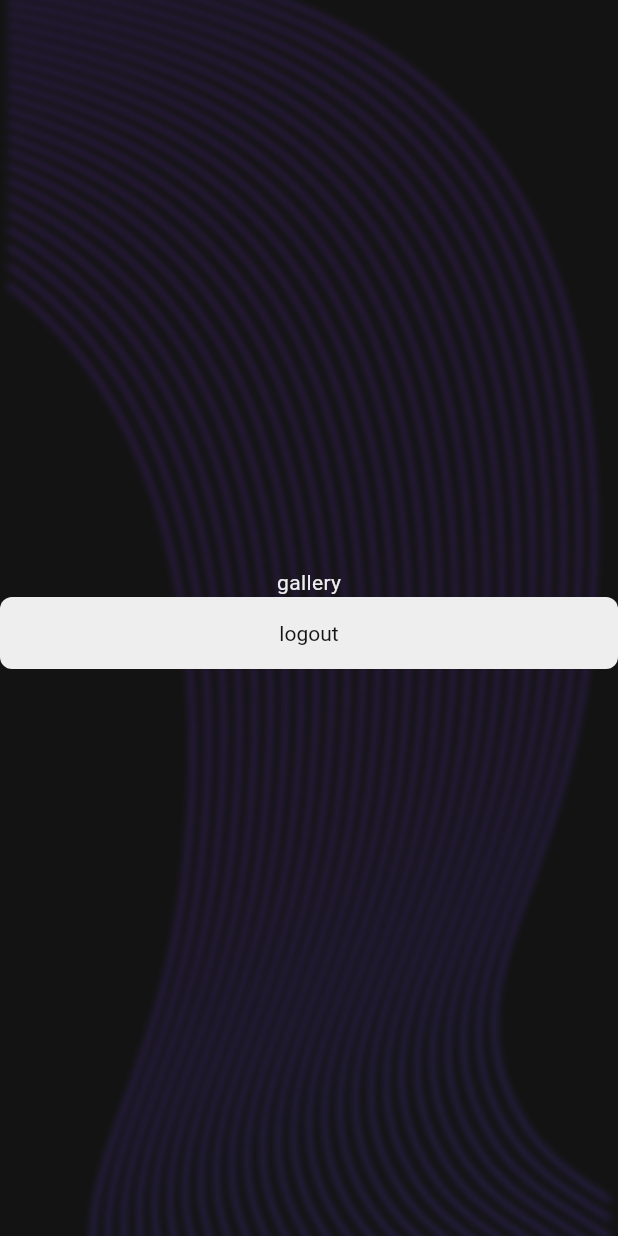
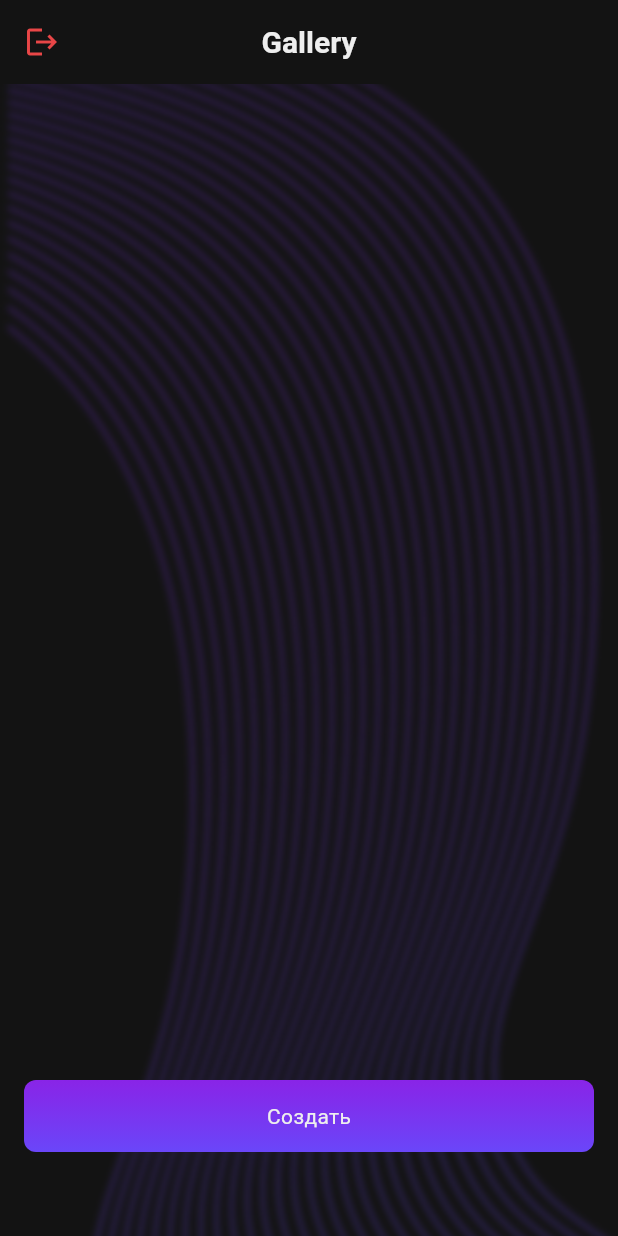
Before and after one commit to PPnGGn/draw_hub, a Flutter app: the screen it shows once a user with an empty profile is signed in, on a phone screen of 412 x 824 dp. Run offline on Flutter 3.47's test engine with Material 3 defaults, Android fonts, the phone set to English and light mode, and no system bars; our stand-ins replace cloud_firestore, email_validator, firebase_auth, firebase_core, flutter_riverpod, go_router; accounts and stored records are empty.

Commit message:
gallery init

```diff
--- a/lib/core/providers/auth_providers.dart
+++ b/lib/core/providers/auth_providers.dart
@@ -1,5 +1,5 @@
 import 'package:draw_hub/features/auth/usecases/auth_usecase.dart';
-import 'package:draw_hub/models/auth_user.dart';
+import 'package:draw_hub/features/auth/models/auth_user.dart';
 import 'package:draw_hub/services/auth_service.dart';
 import 'package:firebase_auth/firebase_auth.dart';
 import 'package:flutter_riverpod/flutter_riverpod.dart';
--- /dev/null
+++ b/lib/core/providers/gallery_providers.dart
@@ -0,0 +1,31 @@
+import 'package:cloud_firestore/cloud_firestore.dart';
+import 'package:draw_hub/core/providers/auth_providers.dart';
+import 'package:draw_hub/features/gallery/models/drawing_model.dart';
+import 'package:flutter_riverpod/flutter_riverpod.dart';
+
+// Провайдер для Firestore
+final firestoreProvider = Provider<FirebaseFirestore>((ref) {
+  return FirebaseFirestore.instance;
+});
+
+// StreamProvider для списка рисунков текущего пользователя
+final userDrawingsProvider = StreamProvider<List<DrawingModel>>((ref) {
+  final authUser = ref.watch(authUserProvider).value;
+
+  if (authUser == null) {
+    return Stream.value([]);
+  }
+
+  final firestore = ref.watch(firestoreProvider);
+
+  return firestore
+      .collection('drawings')
+      .where('authorId', isEqualTo: authUser.id)
+      .orderBy('createdAt', descending: true) // Новые сначала
+      .snapshots()
+      .map((snapshot) {
+        return snapshot.docs
+            .map((doc) => DrawingModel.fromFirestore(doc))
+            .toList();
+      });
+});
--- a/lib/core/theme/app_colors.dart
+++ b/lib/core/theme/app_colors.dart
@@ -4,9 +4,11 @@ class AppColors {
   static const surface = Color(0xFF131313);
   static const white = Color(0xFFEEEEEE);
   static const gray = Color(0xFF87858F);
+  static const grayc4 = Color(0xFFC4C4C4);
   static const primary = Color(0xFF8924E7);
   static const secondary = Color(0xFF6A46F9);
   static const purple = Color(0xFF6A46F9);
+  static const red = Color(0xFFE94647);
 
   static const shadow = Color(0xFFE3E3E3);
 
--- a/lib/core/theme/app_theme.dart
+++ b/lib/core/theme/app_theme.dart
@@ -4,16 +4,16 @@ import 'package:flutter/material.dart';
 final ThemeData appTheme = ThemeData(
   primaryColor: AppColors.primary,
   //scaffoldBackgroundColor: AppColors.surface,
-  appBarTheme: const AppBarTheme(
-    backgroundColor: Color(0xFF181D23),
-    foregroundColor: Colors.yellow,
+  appBarTheme: AppBarTheme(
+
+    foregroundColor: Colors.red,
     elevation: 1,
     centerTitle: true,
     surfaceTintColor: Colors.transparent,
     titleTextStyle: TextStyle(
       fontSize: 20,
       fontWeight: FontWeight.bold,
-      color: Colors.yellow,
+      color: AppColors.white,
     ),
     iconTheme: IconThemeData(color: AppColors.primary),
   ),
--- a/lib/features/gallery/pages/gallery_page.dart
+++ b/lib/features/gallery/pages/gallery_page.dart
@@ -1,4 +1,7 @@
 import 'package:draw_hub/core/providers/auth_providers.dart';
+import 'package:draw_hub/core/providers/gallery_providers.dart';
+import 'package:draw_hub/core/theme/app_colors.dart';
+import 'package:draw_hub/features/widgets/gradient_button.dart';
 import 'package:flutter/material.dart';
 import 'package:flutter_riverpod/flutter_riverpod.dart';
 
@@ -7,7 +10,27 @@ class GalleryPage extends ConsumerWidget {
 
   @override
   Widget build(BuildContext context, WidgetRef ref) {
+    //bool isEmpty = false;
+    final isEmpty = ref.watch(userDrawingsProvider).value?.isEmpty ?? false;
     return Scaffold(
+      appBar: AppBar(
+        title: const Text('Gallery'),
+        leading: IconButton(
+          icon: const Icon(Icons.logout, color: AppColors.red),
+          onPressed: () async {
+            final authUseCase = ref.read(authUseCaseProvider);
+            await authUseCase.logoutUseCase();
+          },
+        ),
+        actions: isEmpty
+            ? []
+            : [
+                IconButton(
+                  onPressed: () {},
+                  icon: Icon(Icons.format_paint_rounded)
+                ),
+              ],
+      ),
       body: Stack(
         children: [
           Image.asset(
@@ -16,22 +39,26 @@ class GalleryPage extends ConsumerWidget {
             width: double.infinity,
             height: MediaQuery.of(context).size.height,
           ),
-          Column(
-            mainAxisAlignment: MainAxisAlignment.center,
-            children: [
-              const Text("gallery"),
-              FilledButton(
-                onPressed: () async {
-                  // Читаем AuthUseCase из провайдера
-                  final authUseCase = ref.read(authUseCaseProvider);
-                  await authUseCase.logoutUseCase();
-                },
-                child: const Text('logout'),
-              ),
-            ],
-          ),
+          isEmpty ? _buildEmptyGallery() : _buildGallery(),
         ],
       ),
     );
   }
+
+  Widget _buildEmptyGallery() {
+    return Padding(
+      padding: const EdgeInsets.all(16.0),
+      child: Column(
+        mainAxisAlignment: MainAxisAlignment.end,
+        children: [
+          GradientButton(onPressed: () {}, text: "Создать"),
+          const SizedBox(height: 40),
+        ],
+      ),
+    );
+  }
+
+  Widget _buildGallery() {
+    return const Center(child: Text('Gallery'));
+  }
 }
```
Also changed, not shown: lib/features/auth/pages/registration_page.dart (+9 -10 lines), lib/features/gallery/models/drawing_model.dart (added, +41 -0 lines), pubspec.yaml (+3 -5 lines), assets/svg/background_img.svg (deleted), lib/features/auth/models/auth_user.dart (renamed from lib/models/auth_user.dart), pubspec.lock, 14 other files.
